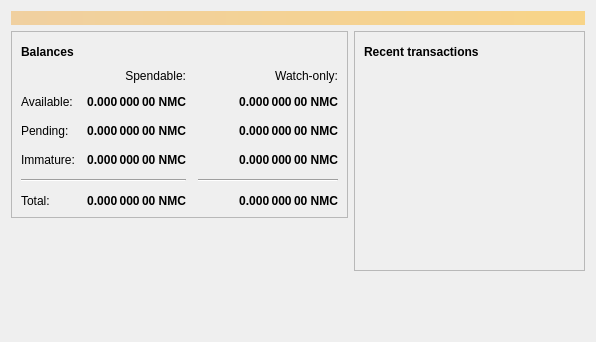
Before: the Qt Designer form src/qt/forms/overviewpage.ui in Doi-Works/core, drawn with Qt 5.
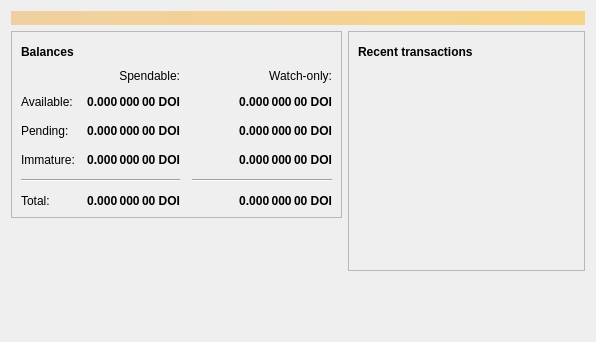
After: the same form once the commit is applied. Icons and pictures are not drawn.

The edit to the form file:
```diff
--- a/src/qt/forms/overviewpage.ui
+++ b/src/qt/forms/overviewpage.ui
@@ -129,7 +129,7 @@
                <string>Unconfirmed transactions to watch-only addresses</string>
               </property>
               <property name="text">
-               <string notr="true">0.000 000 00 NMC</string>
+               <string notr="true">0.000 000 00 DOI</string>
               </property>
               <property name="alignment">
                <set>Qt::AlignRight|Qt::AlignTrailing|Qt::AlignVCenter</set>
@@ -154,7 +154,7 @@
                <string>Total of transactions that have yet to be confirmed, and do not yet count toward the spendable balance</string>
               </property>
               <property name="text">
-               <string notr="true">0.000 000 00 NMC</string>
+               <string notr="true">0.000 000 00 DOI</string>
               </property>
               <property name="alignment">
                <set>Qt::AlignRight|Qt::AlignTrailing|Qt::AlignVCenter</set>
@@ -179,7 +179,7 @@
                <string>Mined balance in watch-only addresses that has not yet matured</string>
               </property>
               <property name="text">
-               <string notr="true">0.000 000 00 NMC</string>
+               <string notr="true">0.000 000 00 DOI</string>
               </property>
               <property name="alignment">
                <set>Qt::AlignRight|Qt::AlignTrailing|Qt::AlignVCenter</set>
@@ -237,7 +237,7 @@
                <string>Mined balance that has not yet matured</string>
               </property>
               <property name="text">
-               <string notr="true">0.000 000 00 NMC</string>
+               <string notr="true">0.000 000 00 DOI</string>
               </property>
               <property name="alignment">
                <set>Qt::AlignRight|Qt::AlignTrailing|Qt::AlignVCenter</set>
@@ -282,7 +282,7 @@
                <string>Your current total balance</string>
               </property>
               <property name="text">
-               <string notr="true">0.000 000 00 NMC</string>
+               <string notr="true">0.000 000 00 DOI</string>
               </property>
               <property name="alignment">
                <set>Qt::AlignRight|Qt::AlignTrailing|Qt::AlignVCenter</set>
@@ -307,7 +307,7 @@
                <string>Current total balance in watch-only addresses</string>
               </property>
               <property name="text">
-               <string notr="true">0.000 000 00 NMC</string>
+               <string notr="true">0.000 000 00 DOI</string>
               </property>
               <property name="alignment">
                <set>Qt::AlignRight|Qt::AlignTrailing|Qt::AlignVCenter</set>
@@ -349,7 +349,7 @@
                <string>Your current spendable balance</string>
               </property>
               <property name="text">
-               <string notr="true">0.000 000 00 NMC</string>
+               <string notr="true">0.000 000 00 DOI</string>
               </property>
               <property name="alignment">
                <set>Qt::AlignRight|Qt::AlignTrailing|Qt::AlignVCenter</set>
@@ -374,7 +374,7 @@
                <string>Your current balance in watch-only addresses</string>
               </property>
               <property name="text">
-               <string notr="true">0.000 000 00 NMC</string>
+               <string notr="true">0.000 000 00 DOI</string>
               </property>
               <property name="alignment">
                <set>Qt::AlignRight|Qt::AlignTrailing|Qt::AlignVCenter</set>
```
